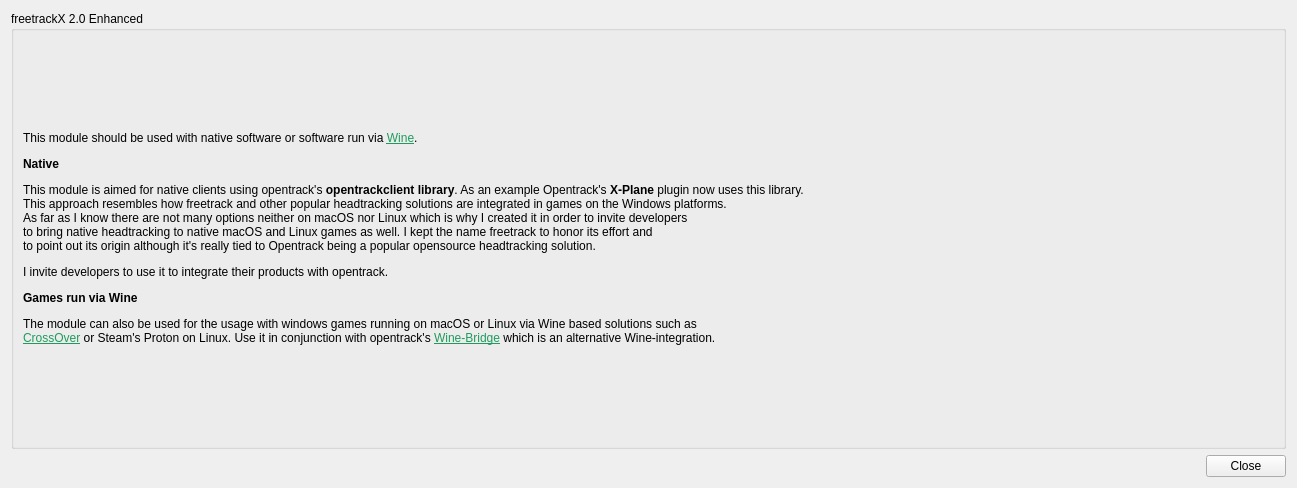
The window that proto-ft-posix/ftnoir_ftxcontrols.ui (TonyD365/opentrack) describes before a commit, drawn with Qt 5.
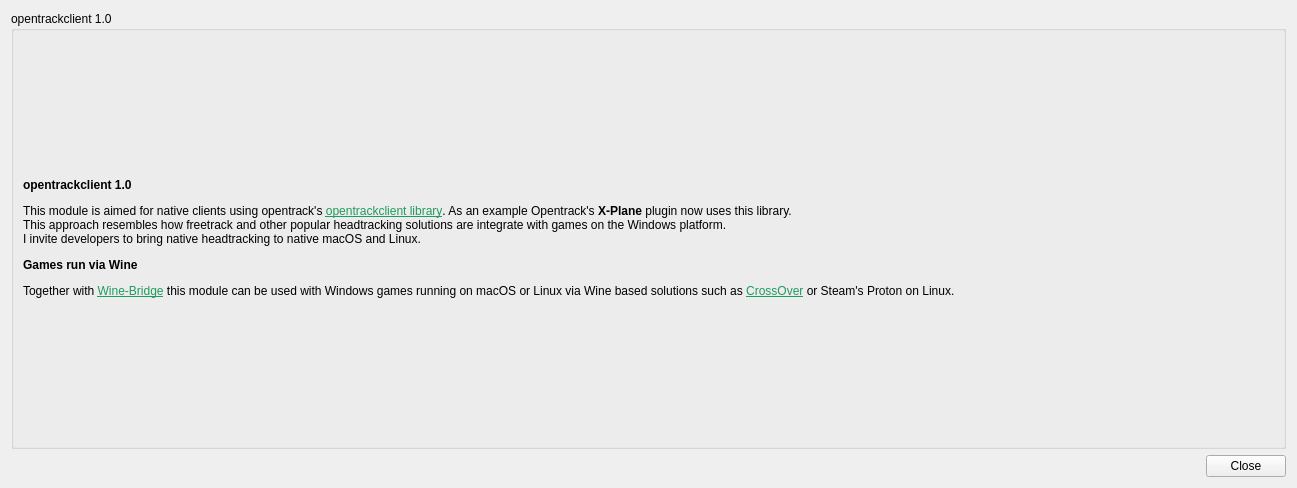
The same window after the commit. Icons and pictures are not drawn.

Commit message: macOS: rename opentrack 2.0 Enhanced to opentrackclient 1.0, update READMEs

Patch:
```diff
--- a/proto-ft-posix/ftnoir_ftxcontrols.ui
+++ b/proto-ft-posix/ftnoir_ftxcontrols.ui
@@ -30,13 +30,13 @@
    <item>
     <widget class="QGroupBox" name="groupBox">
      <property name="title">
-      <string>freetrackX 2.0 Enhanced</string>
+      <string>opentrackclient 1.0</string>
      </property>
      <layout class="QGridLayout" name="gridLayout_2">
       <item row="1" column="0">
        <widget class="QLabel" name="label">
         <property name="text">
-         <string>&lt;html&gt;&lt;head/&gt;&lt;body&gt;&lt;p&gt;This module should be used with native software or software run via &lt;a href=&quot;https://www.winehq.org&quot;&gt;&lt;span style=&quot; text-decoration: underline; color:#1f9b5d;&quot;&gt;Wine&lt;/span&gt;&lt;/a&gt;.&lt;/p&gt;&lt;p&gt;&lt;span style=&quot; font-weight:700;&quot;&gt;Native&lt;/span&gt;&lt;/p&gt;&lt;p&gt;This module is aimed for native clients using opentrack's &lt;span style=&quot; font-weight:700;&quot;&gt;opentrackclient library&lt;/span&gt;. As an example Opentrack's &lt;span style=&quot; font-weight:700;&quot;&gt;X-Plane&lt;/span&gt; plugin now uses this library.&lt;br/&gt;This approach resembles how freetrack and other popular headtracking solutions are integrated in games on the Windows platforms.&lt;br/&gt;As far as I know there are not many options neither on macOS nor Linux which is why I created it in order to invite developers&lt;br/&gt;to bring native headtracking to native macOS and Linux games as well. I kept the name freetrack to honor its effort and&lt;br/&gt;to point out its origin although it's really tied to Opentrack being a popular opensource headtracking solution.&lt;/p&gt;&lt;p&gt;I invite developers to use it to integrate their products with opentrack.&lt;/p&gt;&lt;p&gt;&lt;span style=&quot; font-weight:700;&quot;&gt;Games run via Wine&lt;/span&gt;&lt;/p&gt;&lt;p&gt;The module can also be used for the usage with windows games running on macOS or Linux via Wine based solutions such as&lt;br/&gt;&lt;a href=&quot;https://www.codeweavers.com/crossover&quot;&gt;&lt;span style=&quot; text-decoration: underline; color:#1f9b5d;&quot;&gt;CrossOver&lt;/span&gt;&lt;/a&gt; or Steam's Proton on Linux. Use it in conjunction with opentrack's &lt;a href=&quot;https://github.com/matatata/opentrack/tree/master/wine-bridge&quot;&gt;&lt;span style=&quot; text-decoration: underline; color:#1f9b5d;&quot;&gt;Wine-Bridge&lt;/span&gt;&lt;/a&gt; which is an alternative Wine-integration.&lt;/p&gt;&lt;/body&gt;&lt;/html&gt;</string>
+         <string>&lt;html&gt;&lt;head/&gt;&lt;body&gt;&lt;p&gt;&lt;span style=&quot; font-weight:700;&quot;&gt;opentrackclient 1.0&lt;/span&gt;&lt;/p&gt;&lt;p&gt;This module is aimed for native clients using opentrack's &lt;a href=&quot;https://github.com/matatata/opentrack/tree/master/opentrackclient&quot;&gt;&lt;span style=&quot; text-decoration: underline; color:#1f9b5d;&quot;&gt;opentrackclient library&lt;/span&gt;&lt;/a&gt;. As an example Opentrack's &lt;span style=&quot; font-weight:700;&quot;&gt;X-Plane&lt;/span&gt; plugin now uses this library.&lt;br/&gt;This approach resembles how freetrack and other popular headtracking solutions are integrate with games on the Windows platform.&lt;br/&gt;I invite developers to bring native headtracking to native macOS and Linux.&lt;/p&gt;&lt;p&gt;&lt;span style=&quot; font-weight:700;&quot;&gt;Games run via Wine&lt;/span&gt;&lt;/p&gt;&lt;p&gt;Together with &lt;a href=&quot;https://matatata.gumroad.com/l/opentrackwinebridge&quot;&gt;&lt;span style=&quot; text-decoration: underline; color:#1f9b5d;&quot;&gt;Wine-Bridge&lt;/span&gt;&lt;/a&gt; this module can be used with Windows games running on macOS or Linux via Wine based solutions such as &lt;a href=&quot;https://www.codeweavers.com/crossover&quot;&gt;&lt;span style=&quot; text-decoration: underline; color:#1f9b5d;&quot;&gt;CrossOver&lt;/span&gt;&lt;/a&gt; or Steam's Proton on Linux.&lt;/p&gt;&lt;/body&gt;&lt;/html&gt;</string>
         </property>
        </widget>
       </item>
```
The commit also changes 3 other files.
